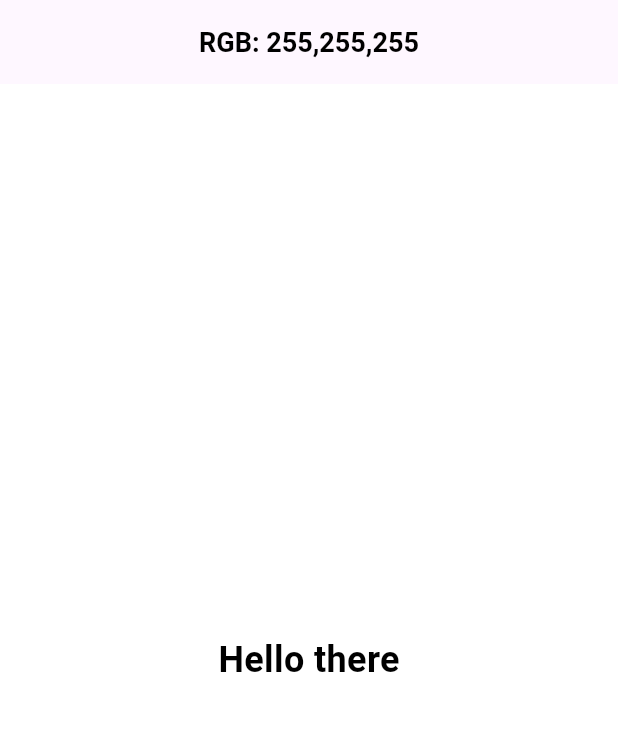
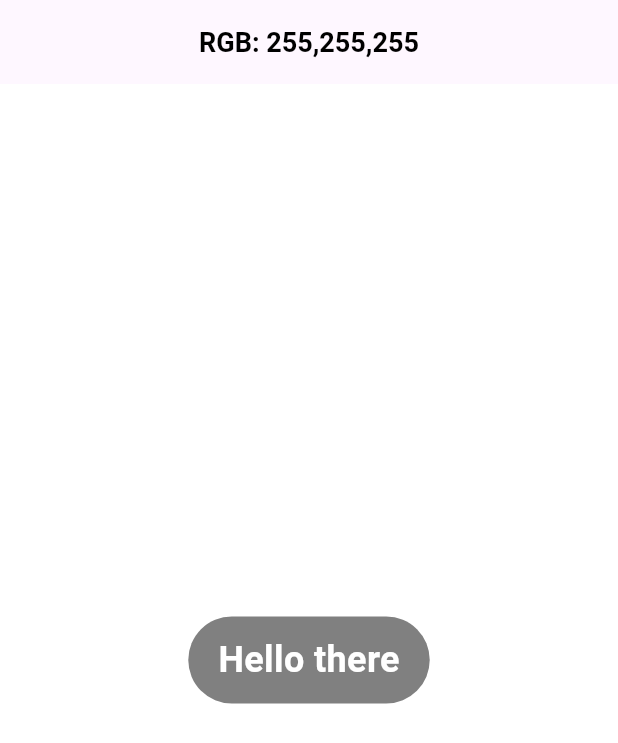
Before and after one commit to SinirliJapon/hello_there_app, a Flutter app: the screen it shows after launch, on a phone screen of 412 x 824 dp. Shown: the top 743 px of the screen. Run offline on Flutter 3.47's test engine with Material 3 defaults, Android fonts, the phone set to English and light mode, and no system bars.

Commit message:
Add transparency to text background for better readability

```diff
--- a/lib/main.dart
+++ b/lib/main.dart
@@ -26,29 +26,28 @@ class HomePage extends StatefulWidget {
   State<HomePage> createState() => _HomePageState();
 }
 
+/// The state of [HomePage] which handles background color changes.
 class _HomePageState extends State<HomePage> {
+  /// The current background color.
   Color backgroundColor = Colors.white;
+
+  /// The current red, green, and blue color codes.
   int redCode = 255;
   int greenCode = 255;
   int blueCode = 255;
 
-  /// Generates a random RGB color
+  /// Generates a random RGB color and updates the background.
   void _changeColor() {
     final Random random = Random();
 
-    /// Generate new RGB values
+    // Generate new RGB values
     redCode = random.nextInt(256);
     greenCode = random.nextInt(256);
     blueCode = random.nextInt(256);
 
     setState(() {
-      /// Update background color with the same RGB values
-      backgroundColor = Color.fromARGB(
-        255, // fully opaque
-        redCode, // red
-        greenCode, // green
-        blueCode, // blue
-      );
+      // Update background color
+      backgroundColor = Color.fromARGB(255, redCode, greenCode, blueCode);
     });
   }
 
@@ -57,6 +56,7 @@ class _HomePageState extends State<HomePage> {
     return GestureDetector(
       onTap: _changeColor,
       child: Scaffold(
+        /// AppBar that displays current RGB values
         appBar: AppBar(
           centerTitle: true,
           title: Text(
@@ -68,17 +68,26 @@ class _HomePageState extends State<HomePage> {
             ),
           ),
         ),
+
+        /// Body with smooth animated background and rounded text background
         body: AnimatedContainer(
           duration: const Duration(milliseconds: 500),
           curve: Curves.easeInOut,
           color: backgroundColor,
-          child: const Center(
-            child: Text(
-              "Hello there",
-              style: TextStyle(
-                fontSize: 24,
-                fontWeight: FontWeight.bold,
-                color: Colors.black,
+          child: Center(
+            child: Container(
+              padding: const EdgeInsets.symmetric(horizontal: 20, vertical: 12),
+              decoration: BoxDecoration(
+                color: Colors.black.withValues(alpha: 0.5), // transparency
+                borderRadius: BorderRadius.circular(30), // rounded corners
+              ),
+              child: const Text(
+                "Hello there",
+                style: TextStyle(
+                  fontSize: 24,
+                  fontWeight: FontWeight.bold,
+                  color: Colors.white,
+                ),
               ),
             ),
           ),
```
